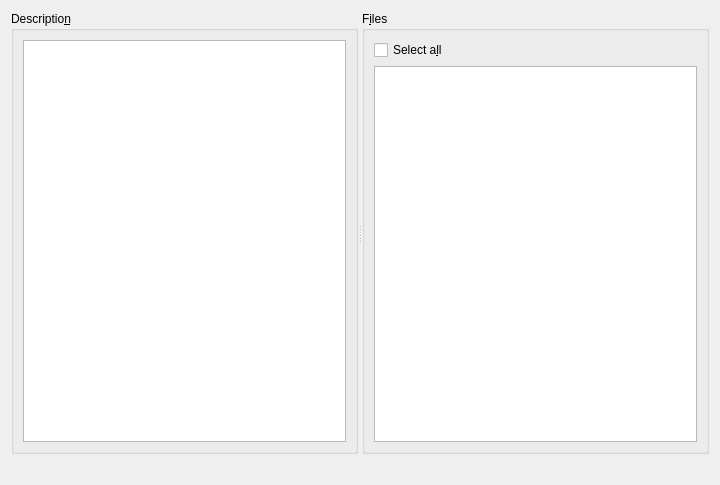
Above: src/plugins/vcsbase/submiteditorwidget.ui from qt-creator/qt-creator before the change. Below: the same form after it.
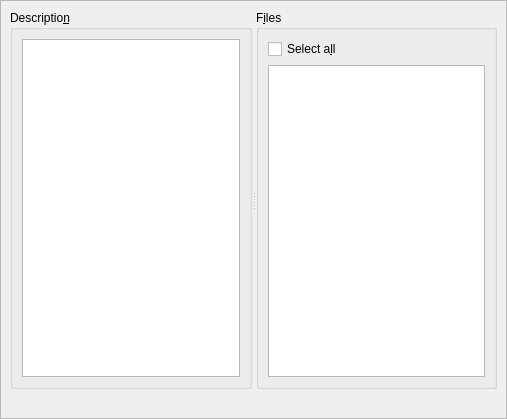
That is the form after the change. Custom widgets are drawn as their Qt base class.

Commit message:
SubmitEditor: Add scrollbars when necessary
Task-number: QTCREATORBUG-5579

The edit to the form file:
```diff
--- a/src/plugins/vcsbase/submiteditorwidget.ui
+++ b/src/plugins/vcsbase/submiteditorwidget.ui
@@ -6,14 +6,71 @@
    <rect>
     <x>0</x>
     <y>0</y>
-    <width>720</width>
-    <height>485</height>
+    <width>507</width>
+    <height>419</height>
    </rect>
   </property>
+  <property name="minimumSize">
+   <size>
+    <width>0</width>
+    <height>0</height>
+   </size>
+  </property>
   <property name="windowTitle">
    <string>Subversion Submit</string>
   </property>
+  <layout class="QVBoxLayout" name="verticalLayout_3">
+   <property name="spacing">
+    <number>0</number>
+   </property>
+   <property name="leftMargin">
+    <number>0</number>
+   </property>
+   <property name="topMargin">
+    <number>0</number>
+   </property>
+   <property name="rightMargin">
+    <number>0</number>
+   </property>
+   <property name="bottomMargin">
+    <number>0</number>
+   </property>
+   <item>
+    <widget class="QScrollArea" name="scrollArea">
+     <property name="widgetResizable">
+      <bool>true</bool>
+     </property>
+     <widget class="QWidget" name="scrollAreaWidgetContents">
+      <property name="geometry">
+       <rect>
+        <x>0</x>
+        <y>0</y>
+        <width>505</width>
+        <height>417</height>
+       </rect>
+      </property>
+      <property name="minimumSize">
+       <size>
+        <width>400</width>
+        <height>400</height>
+       </size>
+      </property>
   <layout class="QVBoxLayout" name="vboxLayout">
+       <property name="spacing">
+        <number>6</number>
+       </property>
+       <property name="leftMargin">
+        <number>9</number>
+       </property>
+       <property name="topMargin">
+        <number>9</number>
+       </property>
+       <property name="rightMargin">
+        <number>9</number>
+       </property>
+       <property name="bottomMargin">
+        <number>9</number>
+       </property>
    <item>
     <widget class="Core::MiniSplitter" name="splitter">
      <property name="sizePolicy">
@@ -86,6 +143,10 @@
       </spacer>
      </item>
     </layout>
+       </item>
+      </layout>
+     </widget>
+    </widget>
    </item>
   </layout>
  </widget>
```
Lines whose indentation alone changed are shown as unchanged.
